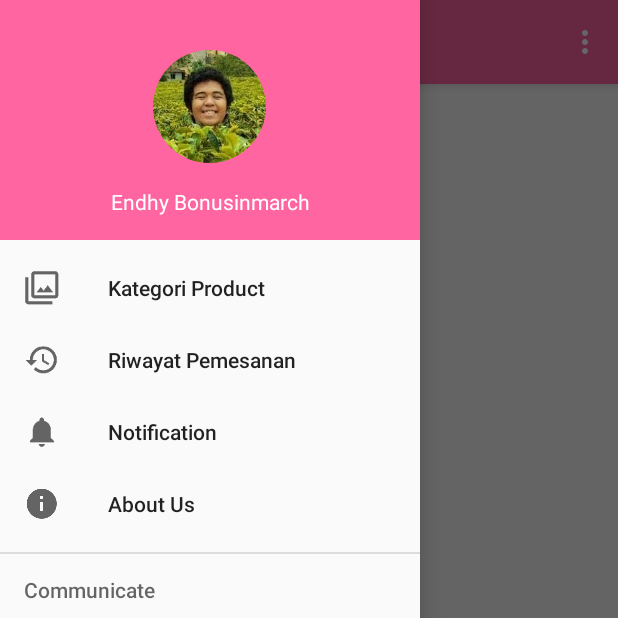
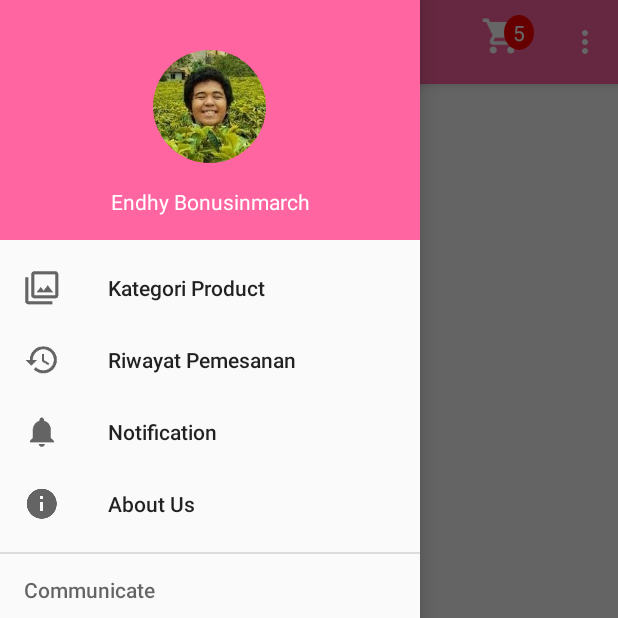
Before and after one commit to bonusinmarch/Shopaholic, an Android app: the HomeActivity screen opened directly, with no data from a screen before it, with the side drawer open, on a phone screen of 412 x 824 dp, the top half of it. Run offline under Robolectric (Android 15) with nearby library versions, the phone set to English and light mode, and no system bars; our stand-ins replace CircleImageView; libraries missing offline, so code that uses them is left out: com.loopj.android, cz.msebera.android; pictures from the network do not load; 2 statements that could not run were skipped.

Commit message:
POST GET

```diff
--- a/app/src/main/java/com/bumpaw/bonuses/shopaholic/DetailProductActivity.java
+++ b/app/src/main/java/com/bumpaw/bonuses/shopaholic/DetailProductActivity.java
@@ -12,6 +12,7 @@ import android.widget.Space;
 import android.widget.Spinner;
 import android.widget.TextView;
 
+import com.bumpaw.bonuses.shopaholic.db.CartHelper;
 import com.bumptech.glide.Glide;
 
 import java.util.ArrayList;
@@ -25,6 +26,8 @@ public class DetailProductActivity extends AppCompatActivity implements
     private Spinner spn_count;
     private ImageView imgThumbA, imgThumbB, imgThumbC, imgThumbD;
     private int currentImagePosition=0;
+
+    private CartHelper cartHelper;
 
     @Override
     protected void onCreate(Bundle savedInstanceState) {
@@ -52,6 +55,7 @@ public class DetailProductActivity extends AppCompatActivity implements
         imgThumbD.setOnClickListener(this);
 
         imgDetail.setOnClickListener(this);
+        btn_cart.setOnClickListener(this);
 
         Product selectedProduct = getIntent().getParcelableExtra("product");
         tvDetName.setText(selectedProduct.getName());
@@ -75,6 +79,8 @@ public class DetailProductActivity extends AppCompatActivity implements
         Glide.with(DetailProductActivity.this).load(SampleData.makeupthumb[1]).into(imgThumbB);
         Glide.with(DetailProductActivity.this).load(SampleData.makeupthumb[2]).into(imgThumbC);
         Glide.with(DetailProductActivity.this).load(SampleData.makeupthumb[3]).into(imgThumbD);
+
+        cartHelper = new CartHelper();
 
 
     }
--- /dev/null
+++ b/app/src/main/res/drawable/bg_circle.xml
@@ -0,0 +1,9 @@
+<?xml version="1.0" encoding="utf-8"?>
+
+    <shape
+    xmlns:android="http://schemas.android.com/apk/res/android" android:shape="oval">
+    <solid android:color="#FF0000">
+
+    </solid>
+
+</shape>
--- /dev/null
+++ b/app/src/main/res/layout/toolbar_cart.xml
@@ -0,0 +1,45 @@
+<?xml version="1.0" encoding="utf-8"?>
+<android.support.design.widget.AppBarLayout
+    xmlns:android="http://schemas.android.com/apk/res/android"
+    xmlns:app="http://schemas.android.com/apk/res-auto"
+    android:layout_width="match_parent"
+    android:layout_height="wrap_content"
+    android:elevation="5dp"
+    android:theme="@style/AppTheme.AppBarOverlay">
+    <android.support.v7.widget.Toolbar
+        android:orientation="vertical" android:layout_width="match_parent"
+        android:layout_height="?android:attr/actionBarSize"
+        android:background="@color/colorPrimary"
+        android:id="@+id/toolbar"
+        app:popupTheme="@style/AppTheme.PopupOverlay">
+        <RelativeLayout
+            android:layout_width="match_parent"
+            android:layout_height="wrap_content"
+            android:padding="8dp">
+            <FrameLayout
+                android:layout_width="35dp"
+                android:layout_height="35dp"
+                android:layout_alignParentRight="true"
+                android:layout_centerVertical="true"
+                android:layout_marginRight="8dp">
+                <ImageView
+                    android:layout_width="28dp"
+                    android:layout_height="28dp"
+                    android:src="@drawable/ic_shopping_cart"
+                    android:id="@+id/img_cart"/>
+                <TextView
+                    android:layout_width="20dp"
+                    android:layout_height="wrap_content"
+                    android:background="@drawable/bg_circle"
+                    android:text="5"
+                    android:gravity="center"
+                    android:padding="2dp"
+                    android:textColor="#FFFF"
+                    android:layout_gravity="right|top"/>
+
+            </FrameLayout>
+
+        </RelativeLayout>
+
+    </android.support.v7.widget.Toolbar>
+</android.support.design.widget.AppBarLayout>
--- a/build.gradle
+++ b/build.gradle
@@ -8,6 +8,7 @@ buildscript {
     dependencies {
         classpath 'com.android.tools.build:gradle:2.1.2'
         classpath 'com.neenbedankt.gradle.plugins:android-apt:1.8'
+        classpath 'io.realm:realm-gradle-plugin:1.1.0'
 
         // NOTE: Do not place your application dependencies here; they belong
         // in the individual module build.gradle files
```
Also changed, not shown: app/build.gradle (+7 -0 lines), app/src/main/java/com/bumpaw/bonuses/shopaholic/db/CartHelper.java (added, +69 -0 lines), app/src/main/java/com/bumpaw/bonuses/shopaholic/db/CartItem.java (added, +55 -0 lines), app/src/main/res/layout/app_bar_home.xml (+1 -13 lines), app/src/main/res/drawable-hdpi/ic_shopping_cart.png (added), app/src/main/res/drawable-mdpi/ic_shopping_cart.png (added), app/src/main/res/drawable-xhdpi/ic_shopping_cart.png (added), app/src/main/res/drawable-xxhdpi/ic_shopping_cart.png (added), app/src/main/res/drawable-xxxhdpi/ic_shopping_cart.png (added).
